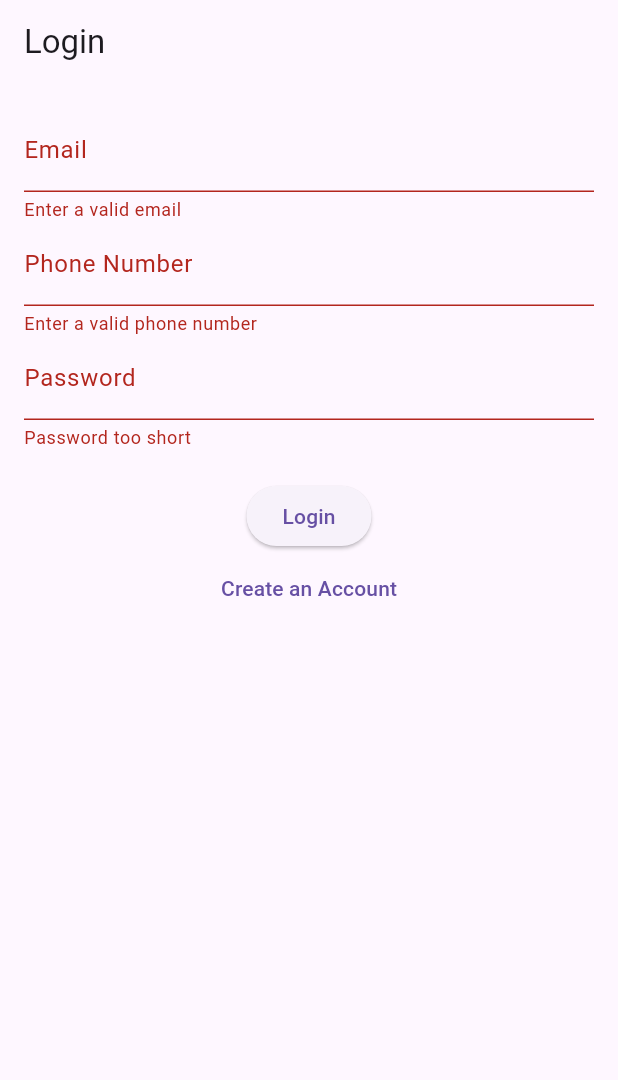
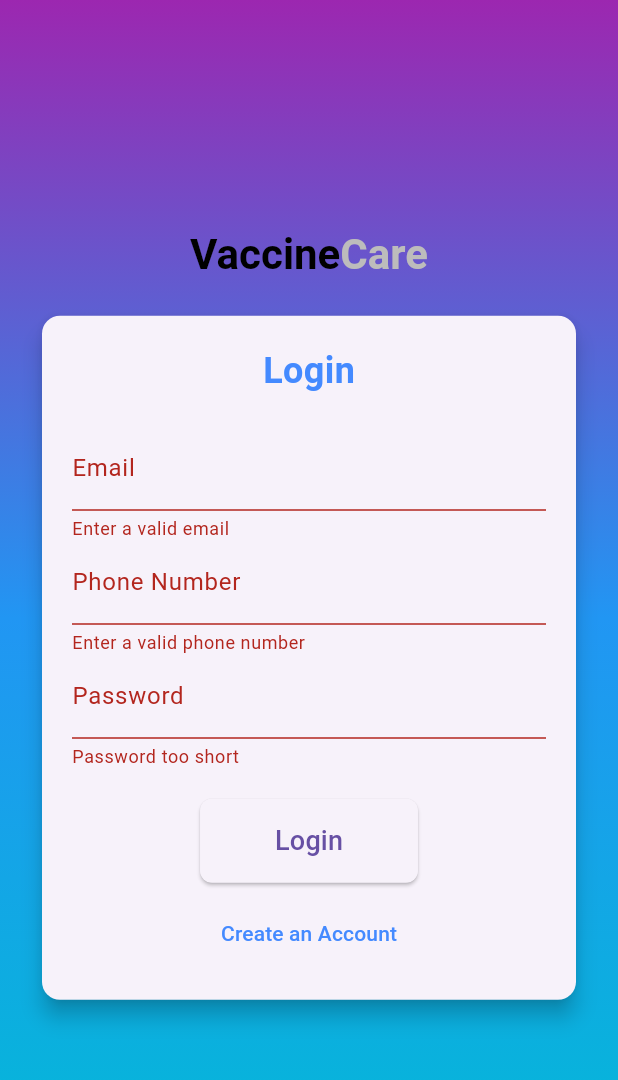
Before and after one commit to rajank18/VaccineCare, a Flutter app: the screen it shows after launch, after a tap on "Login", on a phone screen of 412 x 824 dp. Shown: the top 1080 px of the screen. Run offline on Flutter 3.47's test engine with Material 3 defaults, Android fonts, the phone set to English and light mode, and no system bars; our stand-ins replace shared_preferences, supabase_flutter; accounts and stored records are empty; statements that could not run were skipped.

Commit message:
auth page ui

```diff
--- a/vaccinecare_app/lib/screens/auth_page.dart
+++ b/vaccinecare_app/lib/screens/auth_page.dart
@@ -18,14 +18,12 @@ class _AuthScreenState extends State<AuthScreen> {
   bool isLogin = true;
   String email = '', password = '', name = '', phone = '', address = '';
 
-  /// Hashes the password before storing in the database
   String hashPassword(String password) {
     var bytes = utf8.encode(password);
     var digest = sha256.convert(bytes);
     return digest.toString();
   }
 
-  /// **Check if baby details exist for this parent**
   Future<void> checkBabyDetailsAndNavigate(String parentId) async {
     final response = await _supabase
         .from('babies')
@@ -34,67 +32,22 @@ class _AuthScreenState extends State<AuthScreen> {
         .maybeSingle();
 
     if (response != null) {
-      // ✅ Baby details exist → Go to HomeScreen
-      Navigator.pushReplacement(context, MaterialPageRoute(builder: (context) => HomeScreen()));
+      Navigator.pushReplacement(
+          context, MaterialPageRoute(builder: (context) => HomeScreen()));
     } else {
-      // ❌ No baby details → Go to BabyDetailsPage
-      Navigator.pushReplacement(context, MaterialPageRoute(builder: (context) => BabyDetailsPage(parentId: parentId)));
+      Navigator.pushReplacement(
+          context,
+          MaterialPageRoute(
+              builder: (context) => BabyDetailsPage(parentId: parentId)));
     }
   }
 
-  // Future<void> authenticateUser() async {
-  //   if (!_formKey.currentState!.validate()) return;
-  //   _formKey.currentState!.save();
-
-  //   try {
-  //     if (isLogin) {
-  //       // ✅ Login User
-  //       final response = await _supabase
-  //           .from('users')
-  //           .select()
-  //           .eq('email', email)
-  //           .eq('password_hash', hashPassword(password))
-  //           .maybeSingle();
-
-  //       if (response != null) {
-  //         String parentId = response['user_id'];
-  //         await checkBabyDetailsAndNavigate(parentId); // ✅ Check and redirect
-  //       } else {
-  //         ScaffoldMessenger.of(context).showSnackBar(SnackBar(content: Text('Invalid email or password')));
-  //       }
-  //     } else {
-  //       // ✅ Sign-Up User
-  //       final response = await _supabase.auth.signUp(email: email, password: password);
-  //       if (response.user != null) {
-  //         await _supabase.from('users').insert({
-  //           'user_id': response.user!.id,
-  //           'name': name,
-  //           'email': email,
-  //           'phone_number': phone,
-  //           'address': address,
-  //           'password_hash': hashPassword(password),
-  //           'created_at': DateTime.now().toIso8601String(),
-  //           'updated_at': DateTime.now().toIso8601String(),
-  //         });
-
-  //         // ✅ New user → Go to BabyDetailsPage
-  //         Navigator.pushReplacement(
-  //           context,
-  //           MaterialPageRoute(builder: (context) => BabyDetailsPage(parentId: response.user!.id)),
-  //         );
-  //       }
-  //     }
-  //   } catch (error) {
-  //     ScaffoldMessenger.of(context).showSnackBar(SnackBar(content: Text(error.toString())));
-  //   }
-  // }
   Future<void> authenticateUser() async {
     if (!_formKey.currentState!.validate()) return;
     _formKey.currentState!.save();
 
     try {
       if (isLogin) {
-      // ✅ Login User
         final response = await _supabase
             .from('users')
             .select()
@@ -104,20 +57,16 @@ Future<void> authenticateUser() async {
 
         if (response != null) {
           String parentId = response['user_id'];
-
-        // ✅ Store email locally (Ensuring it's stored on every device)
           final prefs = await SharedPreferences.getInstance();
           await prefs.setString('user_email', email);
-        print("✅ Email stored locally: $email");
-
           await checkBabyDetailsAndNavigate(parentId);
         } else {
-        print("❌ Invalid email or password");
-        ScaffoldMessenger.of(context).showSnackBar(SnackBar(content: Text('Invalid email or password')));
+          ScaffoldMessenger.of(context).showSnackBar(
+              SnackBar(content: Text('Invalid email or password')));
         }
       } else {
-      // ✅ Sign-Up User
-      final response = await _supabase.auth.signUp(email: email, password: password);
+        final response =
+            await _supabase.auth.signUp(email: email, password: password);
         if (response.user != null) {
           await _supabase.from('users').insert({
             'user_id': response.user!.id,
@@ -129,68 +78,142 @@ Future<void> authenticateUser() async {
             'created_at': DateTime.now().toIso8601String(),
             'updated_at': DateTime.now().toIso8601String(),
           });
-
-        // ✅ New user → Go to BabyDetailsPage
           Navigator.pushReplacement(
             context,
-          MaterialPageRoute(builder: (context) => BabyDetailsPage(parentId: response.user!.id)),
+            MaterialPageRoute(
+                builder: (context) => BabyDetailsPage(parentId: response.user!.id)),
           );
         }
       }
     } catch (error) {
-    print("❌ Error: $error");
-    ScaffoldMessenger.of(context).showSnackBar(SnackBar(content: Text(error.toString())));
+      ScaffoldMessenger.of(context)
+          .showSnackBar(SnackBar(content: Text(error.toString())));
     }
   }
 
   @override
   Widget build(BuildContext context) {
     return Scaffold(
-      appBar: AppBar(title: Text(isLogin ? 'Login' : 'Sign Up')),
-      body: Padding(
-        padding: EdgeInsets.all(16),
-        child: Form(
+      body: Container(
+        padding: EdgeInsets.symmetric(horizontal: 24),
+        decoration: BoxDecoration(
+          gradient: LinearGradient(
+            colors: [Colors.purple, Colors.blue, Colors.cyan],
+            begin: Alignment.topCenter,
+            end: Alignment.bottomCenter,
+          ),
+        ),
+        child: Center(
+          child: SingleChildScrollView(
+            child: Column(
+              mainAxisSize: MainAxisSize.min,
+              children: [
+                RichText(
+                  text: TextSpan(
+                    style: TextStyle(fontSize: 28, fontWeight: FontWeight.bold),
+                    children: [
+                      TextSpan(text: 'Vaccine', style: TextStyle(color: Colors.black)),
+                      TextSpan(text: 'Care', style: TextStyle(color: const Color.fromARGB(255, 189, 188, 188))),
+                    ],
+                  ),
+                ),
+                SizedBox(height: 20),
+                Card(
+                  shape: RoundedRectangleBorder(
+                    borderRadius: BorderRadius.circular(12),
+                  ),
+                  elevation: 6,
+                  child: Padding(
+                    padding: EdgeInsets.all(20),
+                    child: Column(
+                      mainAxisSize: MainAxisSize.min,
+                      children: [
+                        Text(
+                          isLogin ? 'Login' : 'Sign Up',
+                          style: TextStyle(
+                            fontSize: 24,
+                            fontWeight: FontWeight.bold,
+                            color: Colors.blueAccent,
+                          ),
+                        ),
+                        SizedBox(height: 20),
+                        Form(
                           key: _formKey,
                           child: Column(
                             children: [
-              if (!isLogin) TextFormField(
+                              if (!isLogin)
+                                TextFormField(
                                   decoration: InputDecoration(labelText: 'Full Name'),
-                validator: (val) => val!.isEmpty ? 'Enter your name' : null,
+                                  validator: (val) =>
+                                      val!.isEmpty ? 'Enter your name' : null,
                                   onSaved: (val) => name = val!,
                                 ),
                               TextFormField(
                                 decoration: InputDecoration(labelText: 'Email'),
                                 keyboardType: TextInputType.emailAddress,
-                validator: (val) => val!.isEmpty ? 'Enter a valid email' : null,
+                                validator: (val) =>
+                                    val!.isEmpty ? 'Enter a valid email' : null,
                                 onSaved: (val) => email = val!,
                               ),
                               TextFormField(
-                decoration: InputDecoration(labelText: 'Phone Number'),
+                                decoration:
+                                    InputDecoration(labelText: 'Phone Number'),
                                 keyboardType: TextInputType.phone,
-                validator: (val) => val!.length < 10 ? 'Enter a valid phone number' : null,
+                                validator: (val) => val!.length < 10
+                                    ? 'Enter a valid phone number'
+                                    : null,
                                 onSaved: (val) => phone = val!,
                               ),
                               TextFormField(
                                 decoration: InputDecoration(labelText: 'Password'),
                                 obscureText: true,
-                validator: (val) => val!.length < 6 ? 'Password too short' : null,
+                                validator: (val) => val!.length < 6
+                                    ? 'Password too short'
+                                    : null,
                                 onSaved: (val) => password = val!,
                               ),
-              if (!isLogin) TextFormField(
+                              if (!isLogin)
+                                TextFormField(
                                   decoration: InputDecoration(labelText: 'Address'),
-                validator: (val) => val!.isEmpty ? 'Enter your address' : null,
+                                  validator: (val) =>
+                                      val!.isEmpty ? 'Enter your address' : null,
                                   onSaved: (val) => address = val!,
                                 ),
                               SizedBox(height: 20),
                               ElevatedButton(
                                 onPressed: authenticateUser,
-                child: Text(isLogin ? 'Login' : 'Sign Up'),
+                                style: ElevatedButton.styleFrom(
+                                  padding: EdgeInsets.symmetric(
+                                      horizontal: 50, vertical: 15),
+                                  shape: RoundedRectangleBorder(
+                                    borderRadius: BorderRadius.circular(8),
                                   ),
+                                ),
+                                child: Text(
+                                  isLogin ? 'Login' : 'Sign Up',
+                                  style: TextStyle(fontSize: 18),
+                                ),
+                              ),
+                              SizedBox(height: 10),
                               TextButton(
-                onPressed: () => setState(() => isLogin = !isLogin),
-                child: Text(isLogin ? 'Create an Account' : 'Already have an account? Login'),
+                                onPressed: () =>
+                                    setState(() => isLogin = !isLogin),
+                                child: Text(
+                                  isLogin
+                                      ? 'Create an Account'
+                                      : 'Already have an account? Login',
+                                  style: TextStyle(color: Colors.blueAccent),
+                                ),
                               ),
                             ],
+                          ),
+                        ),
+                      ],
+                    ),
+                  ),
+                ),
+              ],
+            ),
           ),
         ),
       ),
```
Lines whose indentation alone changed are shown as unchanged.
